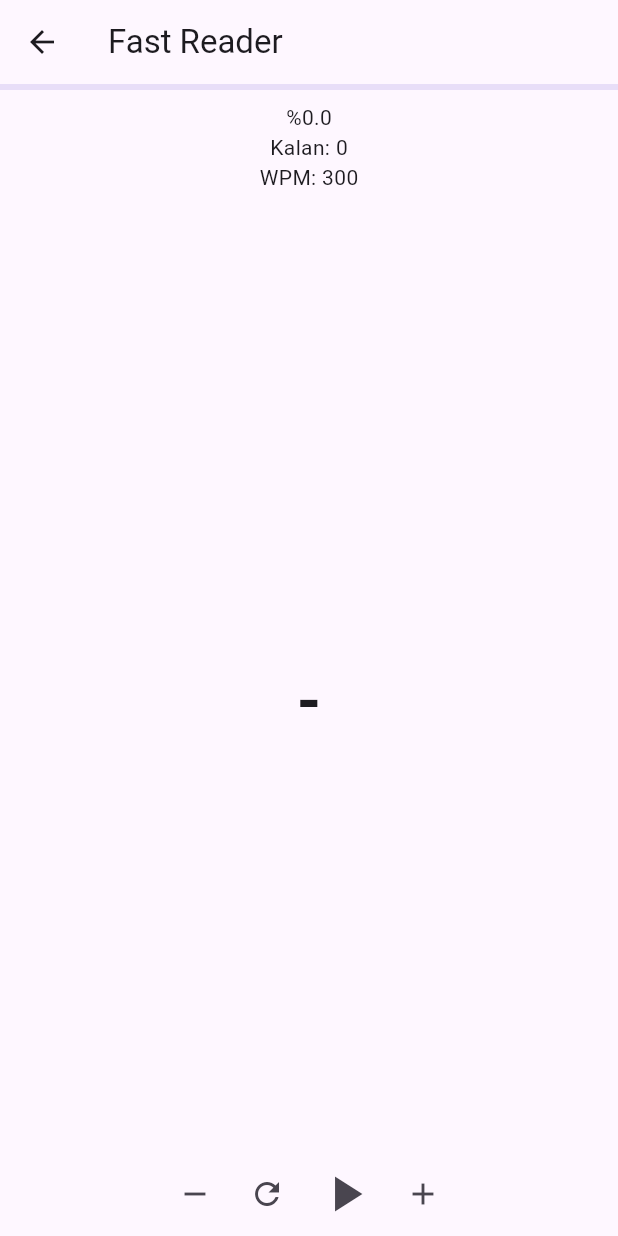
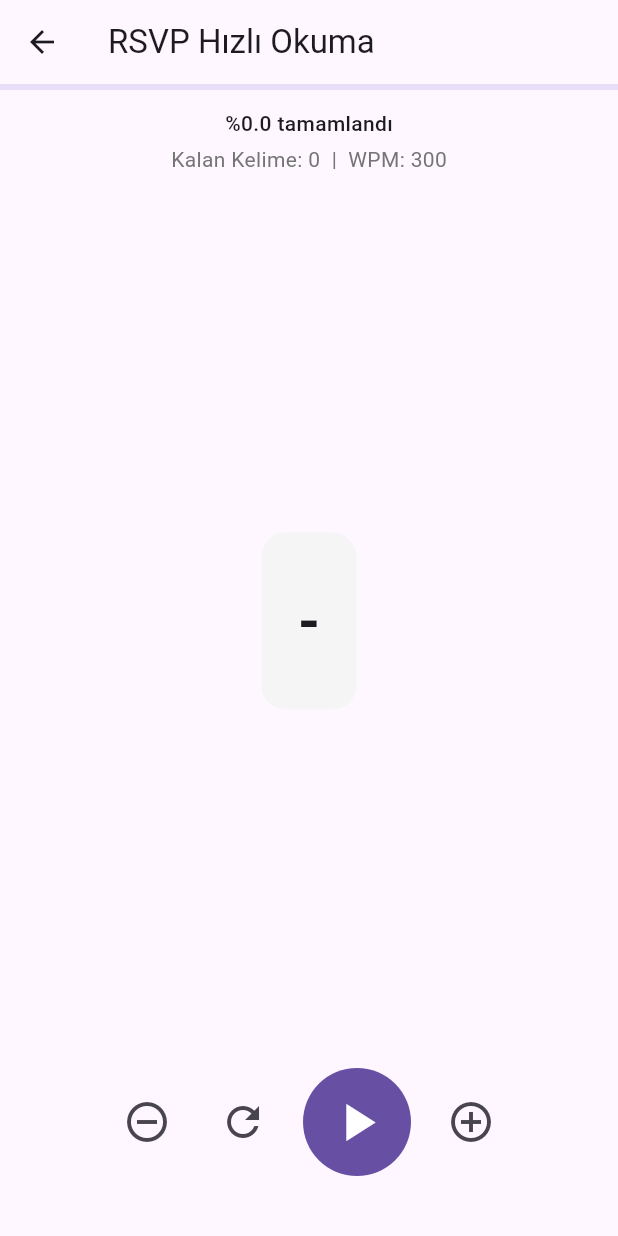
Before and after one commit to omERdem555/StudySpritz, a Flutter app: the ReaderFastScreen screen opened directly with empty values, on a phone screen of 412 x 824 dp. Run offline on Flutter 3.47's test engine with Material 3 defaults, Android fonts, the phone set to English and light mode, and no system bars; our stand-ins replace file_picker, go_router, hive, hive_flutter; missing offline and left inert: syncfusion_flutter_pdf; accounts and stored records are empty.

Commit message:
3. FAZ 5 & 6 - Reader & RSVP (%75) Kalan Dosyalar: reader_engine.dart, pagination_engine.dart ve reader_screen.dart.
Kalan İş: BookmarksScreen'den veya kütüphaneden gelen wordIndex ve pageIndex değerlerini yakalayıp okuma motorunu o konuma zıplatacak (jump/scroll) senkronizasyon mantığını kurmak. Yazı boyutu değiştikçe sayfaları dinamik hesaplamak.

```diff
--- a/StudySpritz/lib/features/reader/reader_fast_screen.dart
+++ b/StudySpritz/lib/features/reader/reader_fast_screen.dart
@@ -1,19 +1,21 @@
 import 'dart:async';
-import 'dart:io';
 import 'package:flutter/material.dart';
 import 'package:provider/provider.dart';
-
-import '../../core/state/settings_state.dart';
-import '../../core/parsers/parser_factory.dart';
-import '../../models/book.dart';
-import '../../repositories/book_repository.dart';
+import '../../../core/state/settings_state.dart';
+import '../../../core/reading_engine/pagination_engine.dart';
+import '../../../models/book.dart';
+import '../../../repositories/book_repository.dart';
 
 class ReaderFastScreen extends StatefulWidget {
   final Book book;
+  final List<String> words;
+  final int initialWordIndex;
 
   const ReaderFastScreen({
     super.key,
     required this.book,
+    required this.words,
+    required this.initialWordIndex,
   });
 
   @override
@@ -21,13 +23,11 @@ class ReaderFastScreen extends StatefulWidget {
 }
 
 class _ReaderFastScreenState extends State<ReaderFastScreen> {
-  List<String> words = [];
   int index = 0;
-
   Timer? timer;
   bool isPlaying = false;
-
   int wpm = 200;
+  int fontSize = 16;
 
   late final BookRepository _repo;
 
@@ -35,68 +35,35 @@ class _ReaderFastScreenState extends State<ReaderFastScreen> {
   void initState() {
     super.initState();
     _repo = BookRepository();
-    _loadBook();
+    index = widget.initialWordIndex.clamp(0, widget.words.isEmpty ? 0 : widget.words.length - 1);
   }
 
   @override
   void didChangeDependencies() {
     super.didChangeDependencies();
-
     final settings = context.watch<SettingsState>().settings;
     if (settings != null) {
       wpm = settings.wpmSpeed;
+      fontSize = settings.fontSize;
     }
   }
 
-  // =========================
-  // OTURUM RESTORE
-  // =========================
-  Future<void> _loadBook() async {
-    final file = File(widget.book.filePath);
+  Future<void> _autoSave() async {
+    if (widget.words.isEmpty) return;
 
-    if (!await file.exists()) {
-      if (!mounted) return;
-
-      setState(() => words = []);
-      return;
-    }
-
-    final parser = ParserFactory.getParser(widget.book.filePath);
-    // Web ve Native uyumlu, isimlendirilmiş parametre kullanımı
-    final text = await parser.extract(
-      path: widget.book.filePath,
-      bytes: widget.book.bytes,
-    );
-
-    words = text.split(RegExp(r'\s+'));
-
-    final lastIndex = await _repo.getLastWordIndex(widget.book.bookId);
-
-    if (mounted) {
-      setState(() {
-        index = lastIndex.clamp(0, words.length - 1);
-      });
-    }
-  }
-
-  // =========================
-  // AUTO SAVE CORE
-  // =========================
-  Future<void> _autoSave() async {
-    if (words.isEmpty) return;
+    // Gerçek dinamik sayfa indeksini hesapla (Düz mantık index eşitlemesi istatistikleri bozuyordu)
+    final calculatedPage = PaginationEngine.getPageIndexForWord(widget.words, index, fontSize);
 
     await _repo.saveReadingSession(
       bookId: widget.book.bookId,
       wordIndex: index,
-      pageIndex: index, // fast mode = word-based page
+      pageIndex: calculatedPage,
     );
   }
 
   void _start() {
-    if (words.isEmpty) return;
-
+    if (widget.words.isEmpty) return;
     timer?.cancel();
-
     _scheduleTick();
     setState(() => isPlaying = true);
   }
@@ -107,7 +74,7 @@ class _ReaderFastScreenState extends State<ReaderFastScreen> {
     timer = Timer.periodic(
       Duration(milliseconds: intervalMs),
       (_) async {
-        if (index >= words.length - 1) {
+        if (index >= widget.words.length - 1) {
           await _autoSave();
           _pause();
           return;
@@ -115,46 +82,41 @@ class _ReaderFastScreenState extends State<ReaderFastScreen> {
 
         setState(() => index++);
 
-        // auto persist
-        if (index % 5 == 0) {
+        if (index % 10 == 0) {
           _autoSave();
         }
 
-        _applyOrpDelay(words[index]);
+        _applyOrpDelay(widget.words[index]);
       },
     );
   }
 
   void _applyOrpDelay(String word) {
-    if (word.endsWith('.') ||
-        word.endsWith('!') ||
-        word.endsWith('?')) {
+    if (word.endsWith('.') || word.endsWith('!') || word.endsWith('?')) {
       _pause();
-      Future.delayed(const Duration(milliseconds: 120), _start);
+      Future.delayed(const Duration(milliseconds: 150), () {
+        if (mounted && isPlaying == false) _start();
+      });
     }
   }
 
   void _pause() {
     timer?.cancel();
     setState(() => isPlaying = false);
-
     _autoSave();
   }
 
   void _reset() async {
     timer?.cancel();
-
     setState(() {
       index = 0;
       isPlaying = false;
     });
-
     await _repo.resetProgress(widget.book.bookId);
   }
 
   void _increaseWpm() {
-    setState(() => wpm += 10);
-
+    setState(() => wpm += 25); // Daha hissedilir hız artışı
     if (isPlaying) {
       _pause();
       _start();
@@ -163,9 +125,8 @@ class _ReaderFastScreenState extends State<ReaderFastScreen> {
 
   void _decreaseWpm() {
     setState(() {
-      if (wpm > 20) wpm -= 10;
+      if (wpm > 50) wpm -= 25;
     });
-
     if (isPlaying) {
       _pause();
       _start();
@@ -175,75 +136,103 @@ class _ReaderFastScreenState extends State<ReaderFastScreen> {
   @override
   void dispose() {
     timer?.cancel();
-    _autoSave();
     super.dispose();
   }
 
   @override
   Widget build(BuildContext context) {
-    final safeIndex =
-        index.clamp(0, words.isEmpty ? 0 : words.length - 1);
+    final safeIndex = index.clamp(0, widget.words.isEmpty ? 0 : widget.words.length - 1);
+    final word = widget.words.isEmpty ? "-" : widget.words[safeIndex];
+    final progress = widget.words.isEmpty ? 0.0 : index / widget.words.length;
+    final remaining = widget.words.isEmpty ? 0 : (widget.words.length - index);
 
-    final word = words.isEmpty ? "-" : words[safeIndex];
-
-    final progress = words.isEmpty ? 0.0 : index / words.length;
-    final remaining = words.isEmpty ? 0 : (words.length - index);
-
-    return Scaffold(
+    return WillPopScope(
+      onWillPop: () async {
+        timer?.cancel();
+        await _autoSave();
+        // Geri çıkarken Klasik Okuma ekranına güncel kelime indeksini teslim et
+        Navigator.pop(context, index);
+        return false;
+      },
+      child: Scaffold(
         appBar: AppBar(
-        title: const Text("Fast Reader"),
+          title: const Text("RSVP Hızlı Okuma"),
+          leading: IconButton(
+            icon: const Icon(Icons.arrow_back),
+            onPressed: () async {
+              timer?.cancel();
+              await _autoSave();
+              if (mounted) Navigator.pop(context, index);
+            },
           ),
-
+        ),
         body: Column(
           mainAxisAlignment: MainAxisAlignment.center,
           children: [
             LinearProgressIndicator(value: progress),
-
-          const SizedBox(height: 8),
-
-          Text("%${(progress * 100).toStringAsFixed(1)}"),
-          Text("Kalan: $remaining"),
-          Text("WPM: $wpm"),
-
-          const SizedBox(height: 40),
-
+            const SizedBox(height: 12),
+            Text(
+              "%${(progress * 100).toStringAsFixed(1)} tamamlandı",
+              style: const TextStyle(fontWeight: FontWeight.w500),
+            ),
+            const SizedBox(height: 4),
+            Text("Kalan Kelime: $remaining  |  WPM: $wpm", style: TextStyle(color: Colors.grey[600])),
             Expanded(
               child: Center(
+                child: Container(
+                  padding: const EdgeInsets.symmetric(horizontal: 24, vertical: 32),
+                  decoration: BoxDecoration(
+                    color: Colors.grey[100],
+                    borderRadius: BorderRadius.circular(16),
+                  ),
                   child: Text(
                     word,
-                style: const TextStyle(
-                  fontSize: 42,
+                    style: TextStyle(
+                      fontSize: (fontSize + 20).toDouble(), // RSVP için optimize büyük font
                       fontWeight: FontWeight.bold,
+                      letterSpacing: 0.5,
                     ),
                   ),
                 ),
               ),
-
-          Row(
+            ),
+            Padding(
+              padding: const EdgeInsets.only(bottom: 40),
+              child: Row(
                 mainAxisAlignment: MainAxisAlignment.center,
                 children: [
                   IconButton(
-                icon: const Icon(Icons.remove),
+                    icon: const Icon(Icons.remove_circle_outline, size: 32),
                     onPressed: _decreaseWpm,
                   ),
+                  const SizedBox(width: 16),
                   IconButton(
-                icon: const Icon(Icons.refresh),
+                    icon: const Icon(Icons.refresh, size: 32),
                     onPressed: _reset,
                   ),
+                  const SizedBox(width: 16),
+                  GestureDetector(
+                    onTap: isPlaying ? _pause : _start,
+                    child: CircleAvatar(
+                      radius: 36,
+                      backgroundColor: Theme.of(context).primaryColor,
+                      child: Icon(
+                        isPlaying ? Icons.pause : Icons.play_arrow,
+                        size: 42,
+                        color: Colors.white,
+                      ),
+                    ),
+                  ),
+                  const SizedBox(width: 16),
                   IconButton(
-                icon: Icon(
-                  isPlaying ? Icons.pause : Icons.play_arrow,
-                  size: 40,
-                ),
-                onPressed: isPlaying ? _pause : _start,
-              ),
-              IconButton(
-                icon: const Icon(Icons.add),
+                    icon: const Icon(Icons.add_circle_outline, size: 32),
                     onPressed: _increaseWpm,
                   ),
                 ],
               ),
+            ),
           ],
+        ),
       ),
     );
   }
```
Also changed, not shown: StudySpritz/lib/core/reading_engine/pagination_engine.dart (+26 -10 lines), StudySpritz/lib/core/reading_engine/reader_engine.dart (+40 -29 lines), StudySpritz/lib/features/reader/reader_screen.dart (+112 -188 lines). Lines whose indentation alone changed are shown as unchanged.
